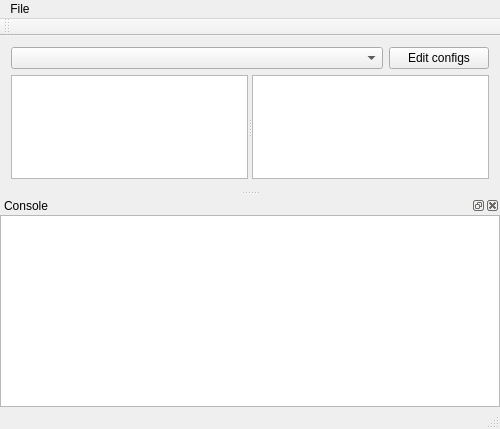
Old version of the form src/mainwindow.ui in the repository Winded/VPKViewer.
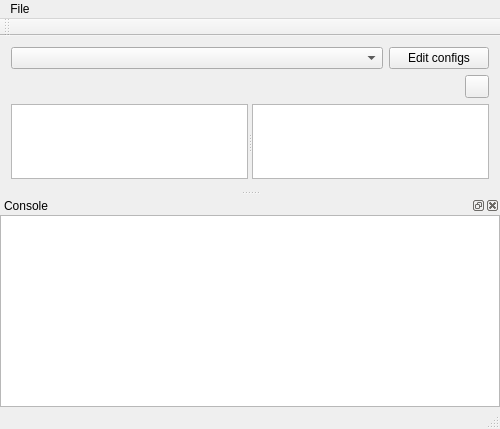
New version of the form.

What changed in the file:
```diff
--- a/src/mainwindow.ui
+++ b/src/mainwindow.ui
@@ -72,6 +72,33 @@
       </item>
      </layout>
     </item>
+    <item>
+     <layout class="QHBoxLayout" name="horizontalLayout_2">
+      <item>
+       <spacer name="horizontalSpacer">
+        <property name="orientation">
+         <enum>Qt::Horizontal</enum>
+        </property>
+        <property name="sizeHint" stdset="0">
+         <size>
+          <width>40</width>
+          <height>20</height>
+         </size>
+        </property>
+       </spacer>
+      </item>
+      <item>
+       <widget class="QToolButton" name="upButton">
+        <property name="toolTip">
+         <string>&lt;html&gt;&lt;head/&gt;&lt;body&gt;&lt;p&gt;Go up in hierarchy&lt;/p&gt;&lt;/body&gt;&lt;/html&gt;</string>
+        </property>
+        <property name="text">
+         <string/>
+        </property>
+       </widget>
+      </item>
+     </layout>
+    </item>
     <item>
      <widget class="QSplitter" name="splitter">
       <property name="orientation">
```
Left out of the diff: 2 changed lines with no effect on the pictures.
